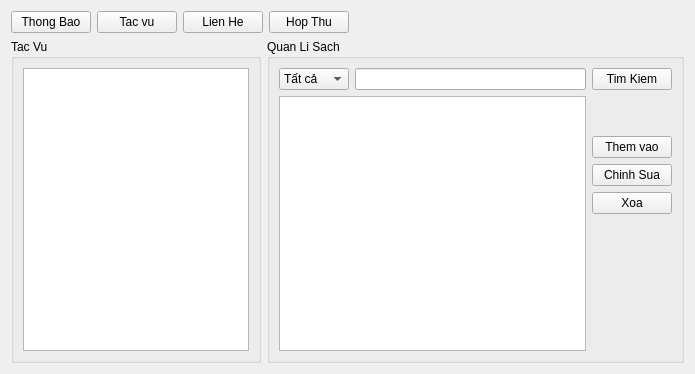
First picture: the form in Qt GUI/LIBPRO/librarian.ui, repository quocanh1897/LibraryPro---Qt-app, before the edit.
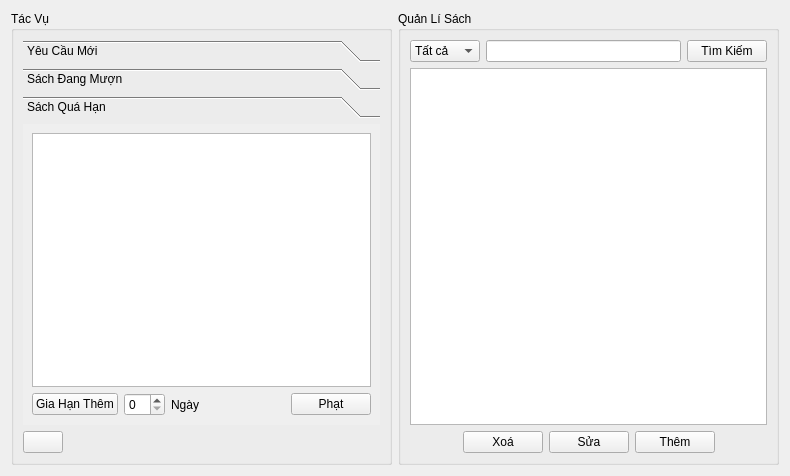
Second picture: the form after the edit. Icons and pictures are not drawn.

What changed in the file:
```diff
--- a/Qt GUI/LIBPRO/librarian.ui
+++ b/Qt GUI/LIBPRO/librarian.ui
@@ -6,8 +6,8 @@
    <rect>
     <x>0</x>
     <y>0</y>
-    <width>695</width>
-    <height>374</height>
+    <width>790</width>
+    <height>476</height>
    </rect>
   </property>
   <property name="windowTitle">
@@ -16,73 +16,232 @@
   <property name="autoFillBackground">
    <bool>true</bool>
   </property>
-  <layout class="QVBoxLayout" name="verticalLayout_4">
-   <item>
-    <layout class="QHBoxLayout" name="horizontalLayout_3">
-     <item>
-      <widget class="QPushButton" name="pushButton">
-       <property name="text">
-        <string>Thong Bao</string>
-       </property>
-      </widget>
-     </item>
-     <item>
-      <widget class="QPushButton" name="pushButton_2">
-       <property name="text">
-        <string>Tac vu</string>
-       </property>
-      </widget>
-     </item>
-     <item>
-      <widget class="QPushButton" name="pushButton_3">
-       <property name="text">
-        <string>Lien He</string>
-       </property>
-      </widget>
-     </item>
-     <item>
-      <widget class="QPushButton" name="pushButton_4">
-       <property name="text">
-        <string>Hop Thu</string>
-       </property>
-      </widget>
-     </item>
-     <item>
-      <spacer name="horizontalSpacer">
-       <property name="orientation">
-        <enum>Qt::Horizontal</enum>
-       </property>
-       <property name="sizeHint" stdset="0">
-        <size>
-         <width>40</width>
-         <height>20</height>
-        </size>
-       </property>
-      </spacer>
-     </item>
-    </layout>
-   </item>
-   <item>
-    <layout class="QHBoxLayout" name="horizontalLayout_4" stretch="3,5">
+  <layout class="QHBoxLayout" name="horizontalLayout_7">
      <item>
       <widget class="QGroupBox" name="groupBox_2">
        <property name="title">
-        <string>Tac Vu</string>
+      <string>Tác Vụ</string>
        </property>
        <layout class="QVBoxLayout" name="verticalLayout_3">
         <item>
-         <widget class="QListView" name="listView"/>
-        </item>
-       </layout>
+       <widget class="QToolBox" name="toolBox">
+        <property name="currentIndex">
+         <number>2</number>
+        </property>
+        <widget class="QWidget" name="page">
+         <property name="geometry">
+          <rect>
+           <x>0</x>
+           <y>0</y>
+           <width>363</width>
+           <height>308</height>
+          </rect>
+         </property>
+         <attribute name="label">
+          <string>Yêu Cầu Mới</string>
+         </attribute>
+         <layout class="QVBoxLayout" name="verticalLayout_5">
+          <item>
+           <widget class="QTableView" name="tableView_2">
+            <property name="editTriggers">
+             <set>QAbstractItemView::AnyKeyPressed|QAbstractItemView::EditKeyPressed</set>
+            </property>
+           </widget>
+          </item>
+          <item>
+           <layout class="QHBoxLayout" name="horizontalLayout_6">
+            <item>
+             <spacer name="horizontalSpacer_4">
+              <property name="orientation">
+               <enum>Qt::Horizontal</enum>
+              </property>
+              <property name="sizeHint" stdset="0">
+               <size>
+                <width>40</width>
+                <height>20</height>
+               </size>
+              </property>
+             </spacer>
+            </item>
+            <item>
+             <widget class="QPushButton" name="pushButton_9">
+              <property name="toolTip">
+               <string>Chọn một đối tượng trước </string>
+              </property>
+              <property name="text">
+               <string>Cho Mượn</string>
+              </property>
       </widget>
      </item>
      <item>
-      <widget class="QGroupBox" name="groupBox">
-       <property name="title">
-        <string>Quan Li Sach</string>
-       </property>
+             <widget class="QPushButton" name="pushButton_12">
+              <property name="statusTip">
+               <string>Chọn trước một đối tượng</string>
+              </property>
+              <property name="text">
+               <string>Huỷ yêu cầu</string>
+              </property>
+             </widget>
+            </item>
+           </layout>
+          </item>
+         </layout>
+        </widget>
+        <widget class="QWidget" name="page_2">
+         <property name="geometry">
+          <rect>
+           <x>0</x>
+           <y>0</y>
+           <width>363</width>
+           <height>308</height>
+          </rect>
+         </property>
+         <attribute name="label">
+          <string>Sách Đang Mượn</string>
+         </attribute>
        <layout class="QVBoxLayout" name="verticalLayout_2">
         <item>
+           <widget class="QTableView" name="tableView_3">
+            <property name="editTriggers">
+             <set>QAbstractItemView::AnyKeyPressed|QAbstractItemView::EditKeyPressed</set>
+            </property>
+           </widget>
+          </item>
+          <item>
+           <layout class="QHBoxLayout" name="horizontalLayout_3">
+            <item>
+             <spacer name="horizontalSpacer">
+              <property name="orientation">
+               <enum>Qt::Horizontal</enum>
+              </property>
+              <property name="sizeHint" stdset="0">
+               <size>
+                <width>40</width>
+                <height>20</height>
+               </size>
+              </property>
+             </spacer>
+            </item>
+            <item>
+             <widget class="QPushButton" name="pushButton_2">
+              <property name="text">
+               <string>Xác Nhận Trả</string>
+              </property>
+             </widget>
+            </item>
+           </layout>
+          </item>
+         </layout>
+        </widget>
+        <widget class="QWidget" name="page_3">
+         <property name="geometry">
+          <rect>
+           <x>0</x>
+           <y>0</y>
+           <width>363</width>
+           <height>308</height>
+          </rect>
+         </property>
+         <attribute name="label">
+          <string>Sách Quá Hạn</string>
+         </attribute>
+         <layout class="QVBoxLayout" name="verticalLayout_4">
+          <item>
+           <widget class="QTableView" name="tableView_4">
+            <property name="editTriggers">
+             <set>QAbstractItemView::AnyKeyPressed|QAbstractItemView::EditKeyPressed</set>
+            </property>
+           </widget>
+          </item>
+          <item>
+           <layout class="QHBoxLayout" name="horizontalLayout_5">
+            <item>
+             <widget class="QPushButton" name="pushButton_11">
+              <property name="text">
+               <string>Gia Hạn Thêm</string>
+              </property>
+             </widget>
+            </item>
+            <item>
+             <widget class="QSpinBox" name="spinBox"/>
+            </item>
+            <item>
+             <widget class="QLabel" name="label">
+              <property name="text">
+               <string>Ngày</string>
+              </property>
+             </widget>
+            </item>
+            <item>
+             <spacer name="horizontalSpacer_5">
+              <property name="orientation">
+               <enum>Qt::Horizontal</enum>
+              </property>
+              <property name="sizeHint" stdset="0">
+               <size>
+                <width>40</width>
+                <height>20</height>
+               </size>
+              </property>
+             </spacer>
+            </item>
+            <item>
+             <widget class="QPushButton" name="pushButton_10">
+              <property name="text">
+               <string>Phạt</string>
+              </property>
+             </widget>
+            </item>
+           </layout>
+          </item>
+         </layout>
+        </widget>
+       </widget>
+      </item>
+      <item>
+       <layout class="QHBoxLayout" name="horizontalLayout_4">
+        <item>
+         <widget class="QPushButton" name="pushButton_13">
+          <property name="text">
+           <string/>
+          </property>
+          <property name="icon">
+           <iconset resource="src.qrc">
+            <normaloff>:/images/update.png</normaloff>:/images/update.png</iconset>
+          </property>
+          <property name="iconSize">
+           <size>
+            <width>20</width>
+            <height>20</height>
+           </size>
+          </property>
+         </widget>
+        </item>
+        <item>
+         <spacer name="horizontalSpacer_6">
+          <property name="orientation">
+           <enum>Qt::Horizontal</enum>
+          </property>
+          <property name="sizeHint" stdset="0">
+           <size>
+            <width>40</width>
+            <height>20</height>
+           </size>
+          </property>
+         </spacer>
+        </item>
+       </layout>
+      </item>
+     </layout>
+    </widget>
+   </item>
+   <item>
+    <widget class="QGroupBox" name="groupBox">
+     <property name="title">
+      <string>Quản Lí Sách</string>
+     </property>
+     <layout class="QVBoxLayout" name="verticalLayout">
+      <item>
          <layout class="QHBoxLayout" name="horizontalLayout">
           <item>
            <widget class="QComboBox" name="comboBox_2">
@@ -124,62 +283,145 @@
           <item>
            <widget class="QPushButton" name="pushButton_5">
             <property name="text">
-             <string>Tim Kiem</string>
+           <string>Tìm Kiếm</string>
             </property>
            </widget>
           </item>
          </layout>
         </item>
         <item>
-         <layout class="QHBoxLayout" name="horizontalLayout_2">
-          <item>
-           <widget class="QTableView" name="tableView"/>
+       <widget class="QTableView" name="tableView">
+        <property name="editTriggers">
+         <set>QAbstractItemView::EditKeyPressed</set>
+        </property>
+        <property name="selectionMode">
+         <enum>QAbstractItemView::SingleSelection</enum>
+        </property>
+        <property name="selectionBehavior">
+         <enum>QAbstractItemView::SelectRows</enum>
+        </property>
+        <property name="showGrid">
+         <bool>true</bool>
+        </property>
+        <property name="gridStyle">
+         <enum>Qt::SolidLine</enum>
+        </property>
+        <property name="cornerButtonEnabled">
+         <bool>false</bool>
+        </property>
+       </widget>
           </item>
           <item>
-           <layout class="QVBoxLayout" name="verticalLayout" stretch="0,1,1,1,2">
+       <layout class="QHBoxLayout" name="horizontalLayout_2" stretch="0,1,1,1,0">
             <item>
-             <spacer name="verticalSpacer_2">
+         <spacer name="horizontalSpacer_2">
               <property name="orientation">
-               <enum>Qt::Vertical</enum>
+           <enum>Qt::Horizontal</enum>
               </property>
               <property name="sizeHint" stdset="0">
                <size>
-                <width>20</width>
-                <height>40</height>
+            <width>40</width>
+            <height>20</height>
                </size>
               </property>
              </spacer>
             </item>
-            <item>
-             <widget class="QPushButton" name="pushButton_6">
-              <property name="text">
-               <string>Them vao</string>
-              </property>
-             </widget>
-            </item>
-            <item>
-             <widget class="QPushButton" name="pushButton_7">
-              <property name="text">
-               <string>Chinh Sua</string>
-              </property>
-             </widget>
-            </item>
             <item>
              <widget class="QPushButton" name="pushButton_8">
+          <property name="sizePolicy">
+           <sizepolicy hsizetype="Fixed" vsizetype="Fixed">
+            <horstretch>0</horstretch>
+            <verstretch>0</verstretch>
+           </sizepolicy>
+          </property>
+          <property name="toolTip">
+           <string>Xoá Sách</string>
+          </property>
+          <property name="statusTip">
+           <string>Chọn một dòng cần xoá trước.</string>
+          </property>
               <property name="text">
-               <string>Xoa</string>
-              </property>
+           <string>Xoá</string>
+          </property>
+          <property name="icon">
+           <iconset resource="src.qrc">
+            <normaloff>:/images/Button-Close-icon.png</normaloff>:/images/Button-Close-icon.png</iconset>
+          </property>
+          <property name="iconSize">
+           <size>
+            <width>20</width>
+            <height>20</height>
+           </size>
+          </property>
+          <property name="shortcut">
+           <string>Return</string>
+          </property>
              </widget>
             </item>
             <item>
-             <spacer name="verticalSpacer">
+         <widget class="QPushButton" name="pushButton_7">
+          <property name="sizePolicy">
+           <sizepolicy hsizetype="Fixed" vsizetype="Preferred">
+            <horstretch>0</horstretch>
+            <verstretch>0</verstretch>
+           </sizepolicy>
+          </property>
+          <property name="toolTip">
+           <string>Chỉnh sửa sách</string>
+          </property>
+          <property name="statusTip">
+           <string>Chọn một dòng cần sửa đổi trước</string>
+          </property>
+          <property name="text">
+           <string>Sửa</string>
+          </property>
+          <property name="icon">
+           <iconset resource="src.qrc">
+            <normaloff>:/images/Pencil-icon.png</normaloff>:/images/Pencil-icon.png</iconset>
+          </property>
+          <property name="iconSize">
+           <size>
+            <width>20</width>
+            <height>20</height>
+           </size>
+          </property>
+         </widget>
+        </item>
+        <item>
+         <widget class="QPushButton" name="pushButton_6">
+          <property name="sizePolicy">
+           <sizepolicy hsizetype="Fixed" vsizetype="Fixed">
+            <horstretch>0</horstretch>
+            <verstretch>0</verstretch>
+           </sizepolicy>
+          </property>
+          <property name="toolTip">
+           <string>Thêm sách</string>
+          </property>
+          <property name="text">
+           <string>Thêm</string>
+          </property>
+          <property name="icon">
+           <iconset resource="src.qrc">
+            <normaloff>:/images/update3.ico</normaloff>:/images/update3.ico</iconset>
+          </property>
+          <property name="iconSize">
+           <size>
+            <width>20</width>
+            <height>20</height>
+           </size>
+          </property>
+         </widget>
+        </item>
+        <item>
+         <spacer name="horizontalSpacer_3">
               <property name="orientation">
-               <enum>Qt::Vertical</enum>
+           <enum>Qt::Horizontal</enum>
               </property>
               <property name="sizeHint" stdset="0">
                <size>
-                <width>20</width>
-                <height>40</height>
+            <width>40</width>
+            <height>20</height>
                </size>
               </property>
              </spacer>
@@ -187,13 +429,10 @@
            </layout>
           </item>
          </layout>
-        </item>
-       </layout>
       </widget>
      </item>
     </layout>
-   </item>
-  </layout>
+  <zorder>horizontalSpacer_6</zorder>
  </widget>
  <resources/>
  <connections/>
```
Left out of the diff: 4 changed lines with no effect on the pictures. Lines whose indentation alone changed are shown as unchanged.
